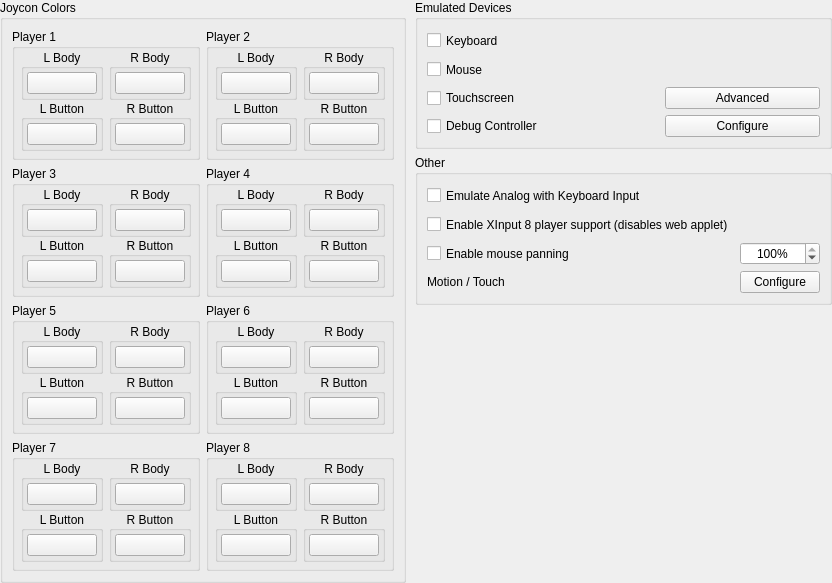
Qt form src/yuzu/configuration/configure_input_advanced.ui (QuantumGhost/yuzu) before a commit.
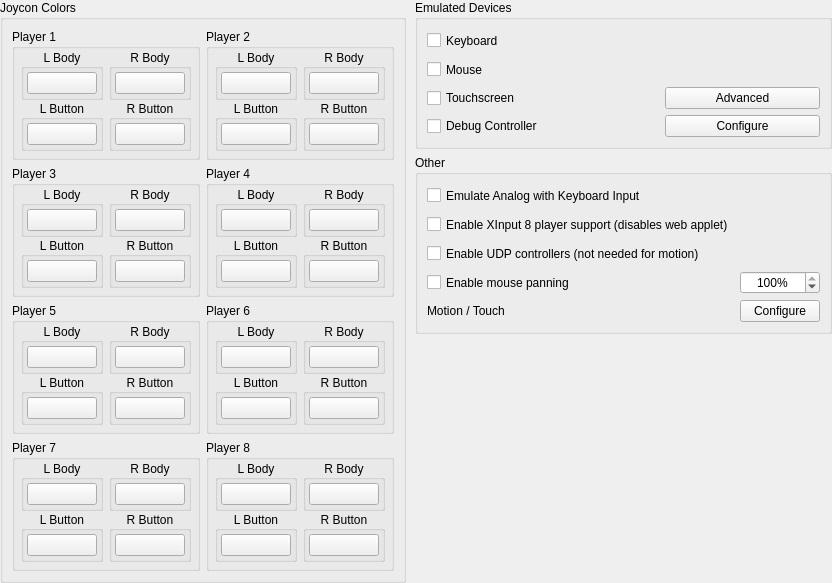
The same form after that commit.

What changed in the file:
```diff
--- a/src/yuzu/configuration/configure_input_advanced.ui
+++ b/src/yuzu/configuration/configure_input_advanced.ui
@@ -2642,6 +2642,19 @@
                      </widget>
                    </item>
                    <item row="3" column="0">
+                     <widget class="QCheckBox" name="enable_udp_controller">
+                       <property name="minimumSize">
+                         <size>
+                           <width>0</width>
+                           <height>23</height>
+                         </size>
+                       </property>
+                       <property name="text">
+                         <string>Enable UDP controllers (not needed for motion)</string>
+                       </property>
+                     </widget>
+                   </item>
+                   <item row="4" column="0">
                      <widget class="QCheckBox" name="mouse_panning">
                        <property name="minimumSize">
                          <size>
@@ -2654,7 +2667,7 @@
                        </property>
                      </widget>
                    </item>
-                   <item row="3" column="2">
+                   <item row="4" column="2">
                      <widget class="QSpinBox" name="mouse_panning_sensitivity">
                        <property name="toolTip">
                          <string>Mouse sensitivity</string>
@@ -2676,14 +2689,14 @@
                        </property>
                      </widget>
                    </item>
-                   <item row="4" column="0">
+                   <item row="5" column="0">
                      <widget class="QLabel" name="motion_touch">
                        <property name="text">
                          <string>Motion / Touch</string>
                        </property>
                      </widget>
                    </item>
-                   <item row="4" column="2">
+                   <item row="5" column="2">
                      <widget class="QPushButton" name="buttonMotionTouch">
                        <property name="text">
                          <string>Configure</string>
```
